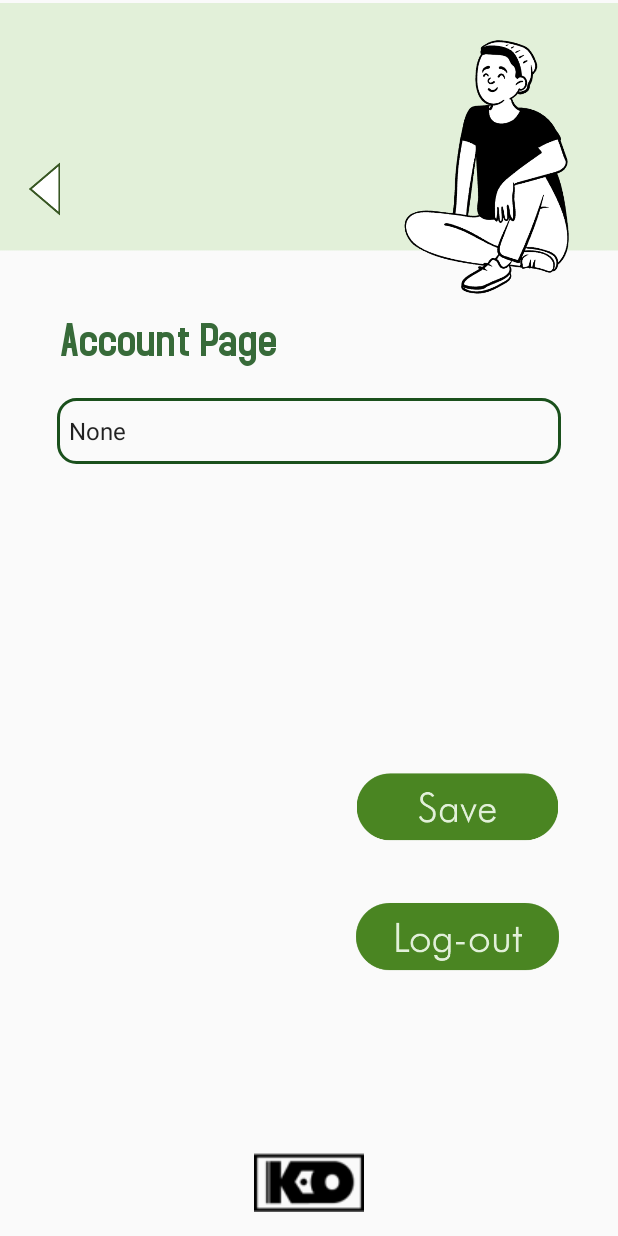
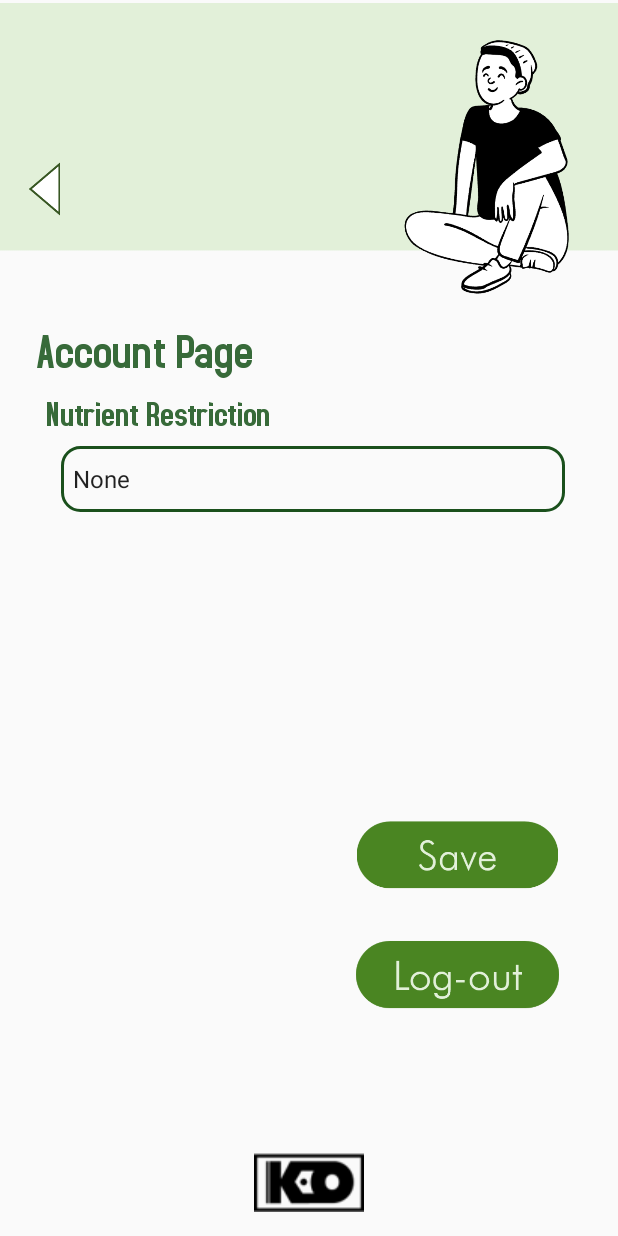
Before and after one commit to Charles2005/FoodVision, an Android app: the screen it shows after launch once a user with an empty profile is signed in (AccountPage), after a tap on an icon or button, on a phone screen of 412 x 824 dp. Run offline under Robolectric (Android 15) with nearby library versions, the phone set to English and light mode, and no system bars; our stand-ins replace Firebase (no records; nobody signed in at launch, a user with empty details on screens opened directly).

Commit message:
Bug fixes

```diff
--- a/app/src/main/java/com/example/food_vision/activities/InformationPage.kt
+++ b/app/src/main/java/com/example/food_vision/activities/InformationPage.kt
@@ -46,7 +46,7 @@ class InformationPage : AppCompatActivity() {
         enterFoodInput.setOnClickListener{
             foodName.setText(foodInput.text.toString())
             val foodNutrients =  db.getFood(foodInput.text.toString().replaceFirstChar { it.uppercase() })
-            val compareFoodName = db.getFoodName(foodInput.text.toString().replaceFirstChar { it.uppercase() })
+            val compareFoodName = db.checkFoodName(foodInput.text.toString().replaceFirstChar { it.uppercase() })
             val foodList: List<String> = foodNutrients.split(",").toList()
             val formattedFoodList = StringBuilder()
             foodInput.setText("")
--- a/app/src/main/java/com/example/food_vision/activities/VerificationCard.kt
+++ b/app/src/main/java/com/example/food_vision/activities/VerificationCard.kt
@@ -28,13 +28,14 @@ class VerificationCard:AppCompatActivity() {
         acceptBtn.setOnClickListener{
             var success:Boolean = false
             val food = FoodModelClass()
-            food.name = newFoodName.text.toString().trim()
-            food.ingredients = newIngredients.text.toString().trim()
-            food.nutrients = newNutrients.text.toString().trim()
+            food.name = newFoodName.text.toString().replaceFirstChar { it.uppercase() }
+            food.ingredients = newIngredients.text.toString()
+            food.nutrients = newNutrients.text.toString()
             success = db.addFood(food) as Boolean
             Toast.makeText(this, "Successfully added", Toast.LENGTH_SHORT).show()
             newFoodName.setText("New Food")
             newIngredients.setText("New Ingredients")
+            newNutrients.setText("")
 
         }
         rejectBtn.setOnClickListener{
--- a/app/src/main/java/com/example/food_vision/database/DatabaseHandler.kt
+++ b/app/src/main/java/com/example/food_vision/database/DatabaseHandler.kt
@@ -36,7 +36,7 @@ class DatabaseHandler(context:Context):
                 + " TEXT," + KEY_RESTRICTION + " TEXT" + ")")
         // SQL Query for creating food table
         val CREATE_FOOD_TABLE = ("CREATE TABLE " + FOOD_TABLE + "("
-                + KEY_FOOD_ID + " INTEGER PRIMARY KEY," + KEY_FOOD_NAME + " TEXT," + KEY_FOOD_INGREDIENTS
+                + KEY_FOOD_ID + " INTEGER PRIMARY KEY," + KEY_FOOD_NAME + " TEXT UNIQUE," + KEY_FOOD_INGREDIENTS
                 + " TEXT," + KEY_FOOD_NUTRIENTS + " TEXT" + ")")
 
         db?.execSQL(CREATE_USER_TABLE)
@@ -268,9 +268,10 @@ class DatabaseHandler(context:Context):
         cursor.close()
         return food.nutrients
     }
-    // Getting Name of food
+
+    // Checking if the  name of food is in the database
     @SuppressLint("Range")
-    fun getFoodName(name: String) : Boolean{
+    fun checkFoodName(name: String) : Boolean{
         val food = FoodModelClass()
         val db = writableDatabase
         val selectQuery  = "SELECT * FROM $FOOD_TABLE WHERE $KEY_FOOD_NAME = " + '"' + "$name" +'"'
--- a/app/src/main/res/layout/accountpage.xml
+++ b/app/src/main/res/layout/accountpage.xml
@@ -9,14 +9,15 @@
         android:id="@+id/nutrientRestriction"
         android:layout_width="336dp"
         android:layout_height="44dp"
-        android:layout_marginTop="20dp"
+        android:layout_marginTop="8dp"
         android:background="@drawable/edit_text_border"
         android:ems="10"
         android:fontFamily="@font/font2"
         android:textColor="@color/fontcolor1"
         app:layout_constraintEnd_toEndOf="parent"
+        app:layout_constraintHorizontal_bias="0.533"
         app:layout_constraintStart_toStartOf="parent"
-        app:layout_constraintTop_toBottomOf="@+id/textView3" />
+        app:layout_constraintTop_toBottomOf="@id/nutrientRestrictionLabel" />
 
     <ImageView
         android:id="@+id/imageView12"
@@ -88,8 +89,8 @@
         android:id="@+id/textView3"
         android:layout_width="wrap_content"
         android:layout_height="wrap_content"
-        android:layout_marginStart="40dp"
-        android:layout_marginTop="4dp"
+        android:layout_marginStart="24dp"
+        android:layout_marginTop="12dp"
         android:fontFamily="@font/font1"
         android:text="Account Page"
         android:textColor="#376A39"
@@ -97,5 +98,21 @@
         app:layout_constraintStart_toStartOf="parent"
         app:layout_constraintTop_toBottomOf="@+id/imageView10" />
 
+    <TextView
+        android:id="@+id/nutrientRestrictionLabel"
+        android:layout_width="wrap_content"
+        android:layout_height="wrap_content"
+        android:layout_marginTop="8dp"
+        android:fontFamily="@font/font1"
+        android:text="Nutrient Restriction"
+        android:textColor="#376A39"
+        android:textSize="24sp"
+        app:layout_constraintBottom_toTopOf="@+id/nutrientRestriction"
+        app:layout_constraintEnd_toEndOf="parent"
+        app:layout_constraintHorizontal_bias="0.118"
+        app:layout_constraintStart_toStartOf="parent"
+        app:layout_constraintTop_toBottomOf="@+id/textView3"
+        app:layout_constraintVertical_bias="0.0" />
+
 
 </androidx.constraintlayout.widget.ConstraintLayout>
--- a/app/src/main/res/values/strings.xml
+++ b/app/src/main/res/values/strings.xml
@@ -38,10 +38,10 @@
         <item>Molybdenum</item>
         <item>Protein</item>
         <item>Carbohydrate</item>
-        <item>Saturated fat</item>
-        <item>Unsaturated fat</item>
-        <item>Trans fat</item>
-        <item>Dietary fiber</item>
+        <item>Saturated Fat</item>
+        <item>Unsaturated Fat</item>
+        <item>Trans Fat</item>
+        <item>Dietary Fiber</item>
         <item>Sugar</item>
     </string-array>
     <string name="dataPrivacy">DATA PRIVACY NOTICE
```
